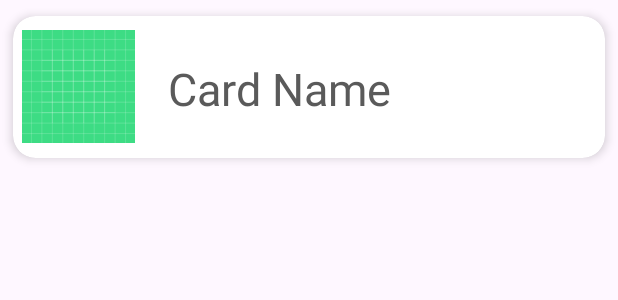
After one commit to brxwny/Actividad1_2, an Android app: the layout cardsfinanzas_layout.xml on its own in the app's theme, with its tools: preview values and no code run, on a phone screen of 412 x 824 dp. The commit adds this screen. Shown: the top 300 px of the screen. Run offline under Robolectric (Android 15) with nearby library versions, the phone set to English and light mode, and no system bars.

Commit message:
Layout cv finanzas

```diff
--- /dev/null
+++ b/app/src/main/res/drawable/bordes_img_cv.xml
@@ -0,0 +1,4 @@
+<?xml version="1.0" encoding="utf-8"?>
+<shape xmlns:android="http://schemas.android.com/apk/res/android">
+    <corners android:radius="10dp" />
+</shape>
--- a/app/src/main/res/layout/activity_tus_finanzas.xml
+++ b/app/src/main/res/layout/activity_tus_finanzas.xml
@@ -24,7 +24,7 @@
 
         <LinearLayout
             android:layout_width="match_parent"
-            android:layout_height="148dp"
+            android:layout_height="wrap_content"
             android:animateLayoutChanges="true"
             android:orientation="vertical">
 
@@ -60,7 +60,7 @@
                 android:textSize="18sp"
                 android:textAlignment="center"
                 android:layout_gravity="center"
-                android:layout_marginTop="15dp"/>
+                android:layout_marginTop="14dp"/>
         </LinearLayout>
     </androidx.cardview.widget.CardView>
 
--- /dev/null
+++ b/app/src/main/res/layout/cardsfinanzas_layout.xml
@@ -0,0 +1,52 @@
+<?xml version="1.0" encoding="utf-8"?>
+<?xml version="1.0" encoding="utf-8"?>
+<androidx.cardview.widget.CardView xmlns:android="http://schemas.android.com/apk/res/android"
+    android:layout_width="match_parent"
+    android:layout_height="wrap_content"
+    xmlns:app="http://schemas.android.com/apk/res-auto"
+    android:animateLayoutChanges="true"
+    app:cardCornerRadius="15dp"
+    app:cardElevation="4dp"
+    app:cardUseCompatPadding="true"
+    android:id="@+id/cvFinanzas">
+
+    <LinearLayout
+        android:layout_width="match_parent"
+        android:layout_height="wrap_content"
+        android:animateLayoutChanges="true"
+        android:orientation="horizontal"
+        android:padding="6dp">
+
+        <ImageView
+            android:id="@+id/imgCvFinanzas"
+            android:layout_width="75dp"
+            android:layout_height="75dp"
+            android:layout_gravity="center"
+            android:paddingLeft="14dp"
+            android:paddingRight="14dp"
+            android:scaleType="centerCrop"
+            android:background="@drawable/bordes_img_cv"
+            android:src="@drawable/ic_launcher_background" />
+
+        <LinearLayout
+            android:layout_width="wrap_content"
+            android:layout_height="wrap_content"
+            android:layout_marginStart="4dp"
+            android:layout_marginTop="2dp"
+            android:orientation="vertical">
+            <TextView
+                android:id="@+id/txtCvInicio"
+                android:layout_width="match_parent"
+                android:layout_height="wrap_content"
+                android:text="Card Name"
+                android:textAlignment="center"
+                android:layout_marginStart="18dp"
+                android:layout_marginBottom="20dp"
+                android:layout_marginTop="20dp"
+                android:textColor="@color/cardviewlett"
+                android:textSize="30sp"/>
+
+        </LinearLayout>
+    </LinearLayout>
+
+</androidx.cardview.widget.CardView>
```
